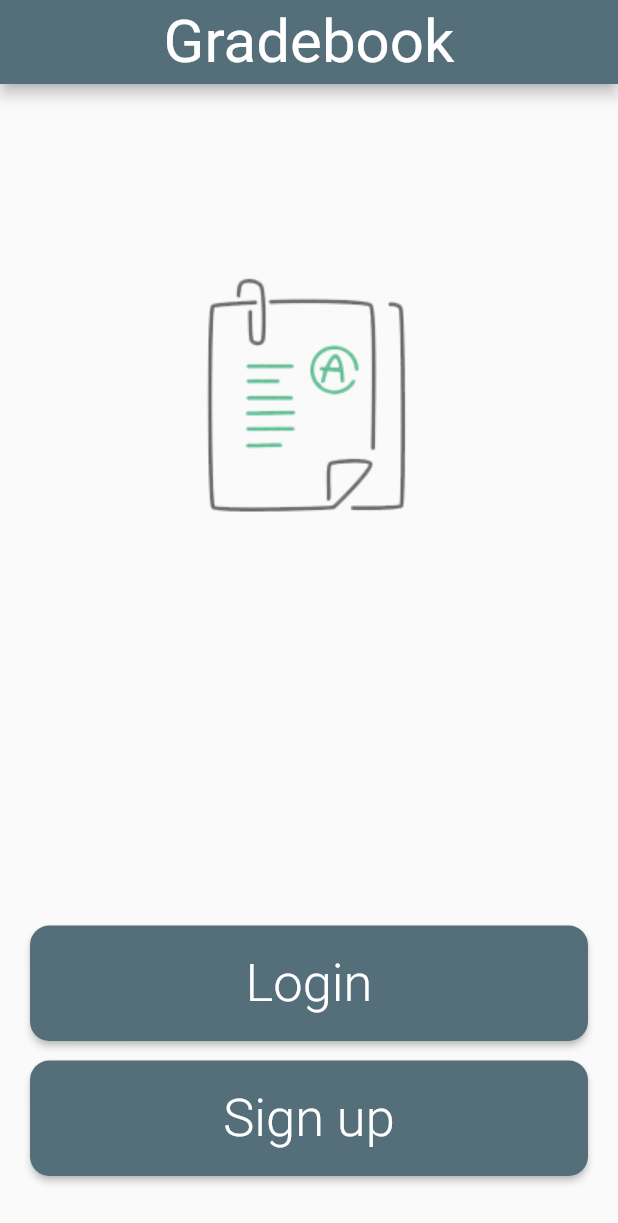
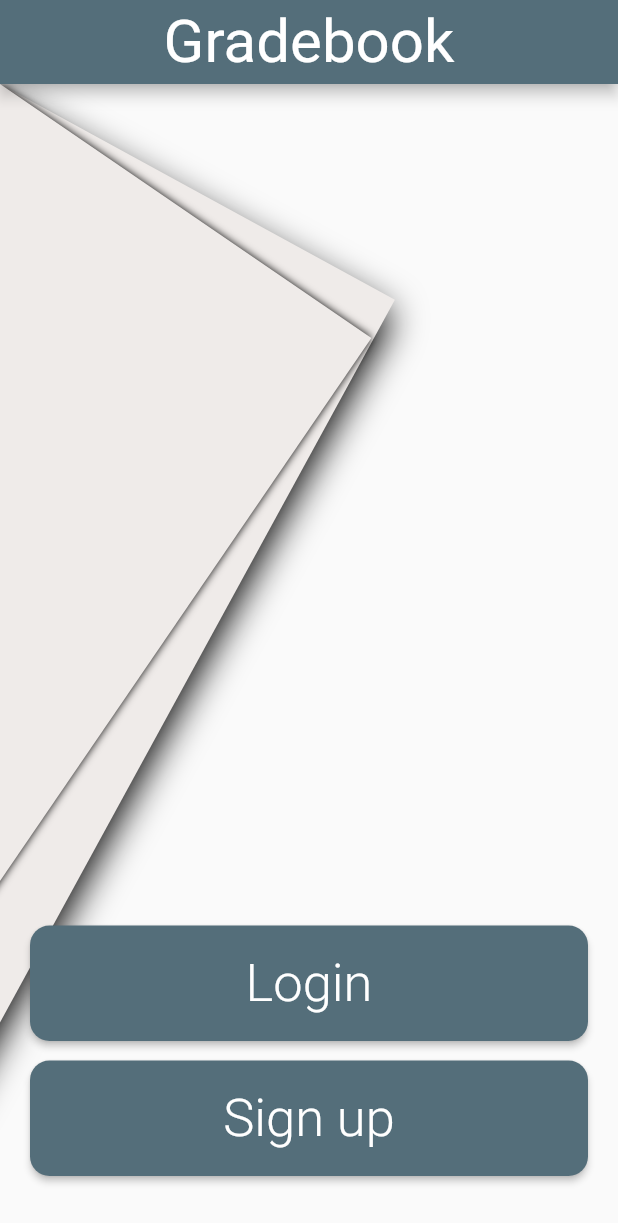
Before and after one commit to rabaraaaron/Gradebook, a Flutter app: the screen it shows after launch, on a phone screen of 412 x 824 dp. Shown: the top 1223 px of the screen. Run offline on Flutter 3.47's test engine with Material 2 defaults, Android fonts, the phone set to English and light mode, and no system bars; our stand-ins replace cloud_firestore, firebase_auth, firebase_core, flushbar, flutter_datetime_picker, flutter_local_notifications and 8 more; missing offline and left inert: dart:ffi; accounts and stored records are empty; Roboto replaces fonts that are missing (TextStyle).

```diff
--- a/gradebook/lib/pages/Assessment/AssessmentPage.dart
+++ b/gradebook/lib/pages/Assessment/AssessmentPage.dart
@@ -69,7 +69,7 @@ class _AssessmentPageState extends State<AssessmentPage> {
             child: Row(
               children: [
                 Expanded(child: Container(),flex: 3,),
-                getWidget(cat),
+                getCatGrade(cat),
                 Expanded(child: Container(),flex: 2,),
                 Container(
                   width: 60,
@@ -108,9 +108,9 @@ class _AssessmentPageState extends State<AssessmentPage> {
     );
   }
 
-  Widget getWidget(Category cat) {
+  Widget getCatGrade(Category cat) {
 
-    if(cat.equalWeights){
+   // if(cat.equalWeights){
       double x = ((cat.gradePercentAsDecimal / cat.categoryWeight)* 100);
       var result;
       if(x % 1 == 0) {
@@ -127,12 +127,13 @@ class _AssessmentPageState extends State<AssessmentPage> {
           ),
         ],
       );
-    } else {
-      return Text(
-        "${cat.earned}" + "/" + "${cat.total}",
-        style: Theme.of(context).textTheme.headline4,
-      );
-    }
+
+    // } else {
+    //   return Text(
+    //     "${cat.earned}" + "/" + "${cat.total}",
+    //     style: Theme.of(context).textTheme.headline4,
+    //   );
+    // }
   }
 
   String toStringAsFixedNoZero(int n) =>
--- a/gradebook/lib/pages/WelcomePage.dart
+++ b/gradebook/lib/pages/WelcomePage.dart
@@ -15,9 +15,46 @@ class _WelcomePageState extends State<WelcomePage> {
       ),
       body: Stack(
         children: <Widget>[
+          Container(
+            transform: Matrix4.rotationZ(.5),
+            //padding: EdgeInsets.only(right: 540),
+            width: 300,
+            height: 700,
+            decoration: BoxDecoration(
+              color: Colors.brown[50],
+              //Theme.of(context).primaryColor,
+              // borderRadius: BorderRadius.circular(20),
+              boxShadow: [
+                BoxShadow(
+                  color: Colors.black,
+                  blurRadius: 20,
+                  offset: Offset(4, 10), // Shadow position
+                ),
+              ],
+            ),
+          ),
+          Container(
+            transform: Matrix4.rotationZ(.6),
+            //padding: EdgeInsets.only(right: 540),
+            width: 300,
+            height: 700,
+            //color: Theme.of(context).accentColor,
+            decoration: BoxDecoration(
+              color: Colors.brown[50],
+              //Theme.of(context).accentColor,
+             // borderRadius: BorderRadius.circular(20),
+              boxShadow: [
+                BoxShadow(
+                  color: Colors.black,
+                  blurRadius: 4,
+                  //offset: Offset(4, 8), // Shadow position
+                ),
+              ],
+            ),
+          ),
           Center(
             heightFactor: 2,
-            child: Image.asset('assets/icon.png'),
+           // child: Image.asset('assets/icon.png'),
           ),
           Stack(
             children: [
```
